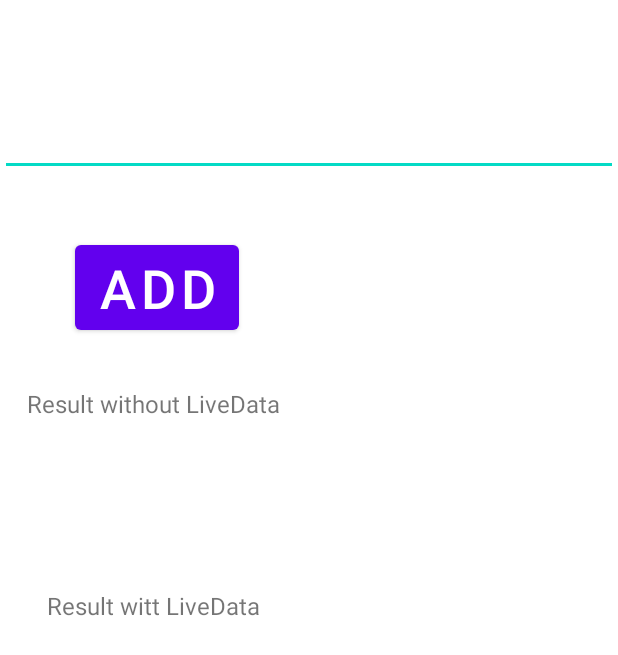
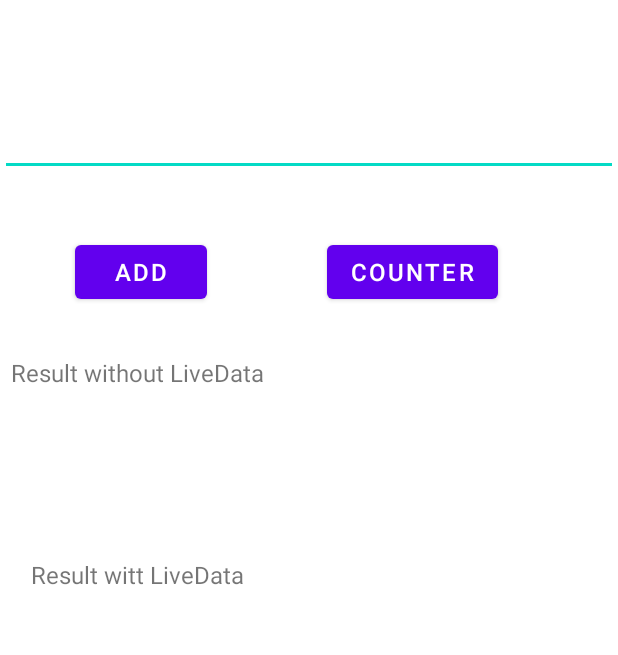
Before and after one commit to sonitsharma/simpleLiveData, an Android app: the layout activity_main.xml on its own in the app's theme, with its tools: preview values and no code run, on a phone screen of 412 x 824 dp. Shown: the top 655 px of the screen. Run offline under Robolectric (Android 15) with nearby library versions, the phone set to English and light mode, and no system bars.

Commit message:
Small counter application

```diff
--- a/app/src/main/res/layout/activity_main.xml
+++ b/app/src/main/res/layout/activity_main.xml
@@ -29,11 +29,20 @@
             android:layout_marginStart="50dp"
             android:layout_marginTop="40dp"
             android:text="Add"
-            android:textSize="36sp"
+            android:textSize="16sp"
             app:layout_constraintStart_toStartOf="parent"
             app:layout_constraintTop_toBottomOf="@+id/input_edit_text" />
 
 
+        <Button
+            android:id="@+id/counter_button"
+            android:layout_width="wrap_content"
+            android:layout_height="wrap_content"
+            android:layout_marginStart="168dp"
+            android:text="counter"
+            android:textSize="16sp"
+            app:layout_constraintStart_toStartOf="@+id/insert_button"
+            app:layout_constraintTop_toTopOf="@+id/insert_button" />
 
         <TextView
             android:id="@+id/result_text_view_header_wold"
@@ -84,5 +93,18 @@
             app:layout_constraintEnd_toEndOf="@+id/insert_button"
             app:layout_constraintStart_toStartOf="parent"
             app:layout_constraintTop_toBottomOf="@+id/result_text_view_header_wld" />
+
+        <TextView
+            android:id="@+id/counter_tv"
+            android:layout_width="wrap_content"
+            android:layout_height="wrap_content"
+            android:layout_marginStart="45dp"
+            android:layout_marginTop="32dp"
+            android:layout_marginEnd="41dp"
+            android:textSize="36sp"
+            app:layout_constraintStart_toStartOf="@+id/counter_button"
+            app:layout_constraintTop_toBottomOf="@+id/counter_button" />
+
+
     </androidx.constraintlayout.widget.ConstraintLayout>
 </layout>
```
